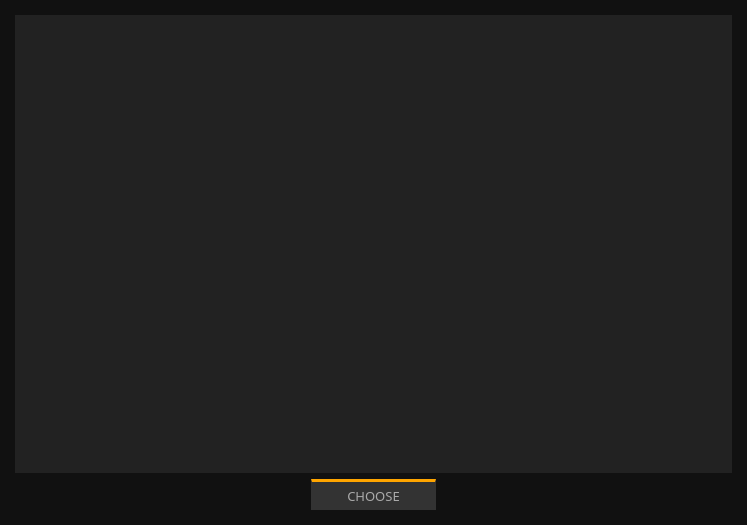
First picture: the form in src/gui/ui/addressbookdialog.ui, repository ConcealNetwork/conceal-desktop, before the edit.
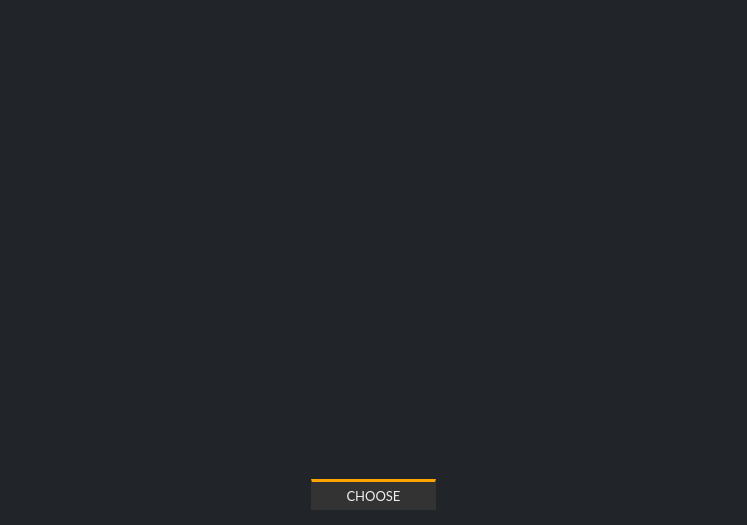
Second picture: the form after the edit.

What changed in the file:
```diff
--- a/src/gui/ui/addressbookdialog.ui
+++ b/src/gui/ui/addressbookdialog.ui
@@ -12,14 +12,14 @@
   </property>
   <property name="font">
    <font>
-    <family>Poppins</family>
+    <family>Lato</family>
    </font>
   </property>
   <property name="windowTitle">
    <string>Select address</string>
   </property>
   <property name="styleSheet">
-   <string notr="true">background-color: #111; color: #aaa;</string>
+   <string notr="true">background-color: #212529; color: #eee;</string>
   </property>
   <layout class="QVBoxLayout" name="verticalLayout">
    <property name="leftMargin">
@@ -38,11 +38,11 @@
     <widget class="QTreeView" name="m_addressBookView">
      <property name="font">
       <font>
-       <family>Poppins</family>
+       <family>Lato</family>
       </font>
      </property>
      <property name="styleSheet">
-      <string notr="true">background-color: #222; color: #aaa; border: 0px;</string>
+      <string notr="true">background-color: #212529; color: #eee; border: 0px;</string>
      </property>
     </widget>
    </item>
@@ -71,16 +71,16 @@
        </property>
        <property name="font">
         <font>
-         <family>Poppins</family>
+         <family>Lato</family>
          <pointsize>-1</pointsize>
         </font>
        </property>
        <property name="styleSheet">
-        <string notr="true">color: #aaa; 
+        <string notr="true">color: #eee; 
 background-color: #333; 
 border-top: 3px solid orange; 
 font-size: 13px;
-font-family: Poppins;</string>
+font-family: Lato;</string>
        </property>
        <property name="text">
         <string>CHOOSE</string>
```
